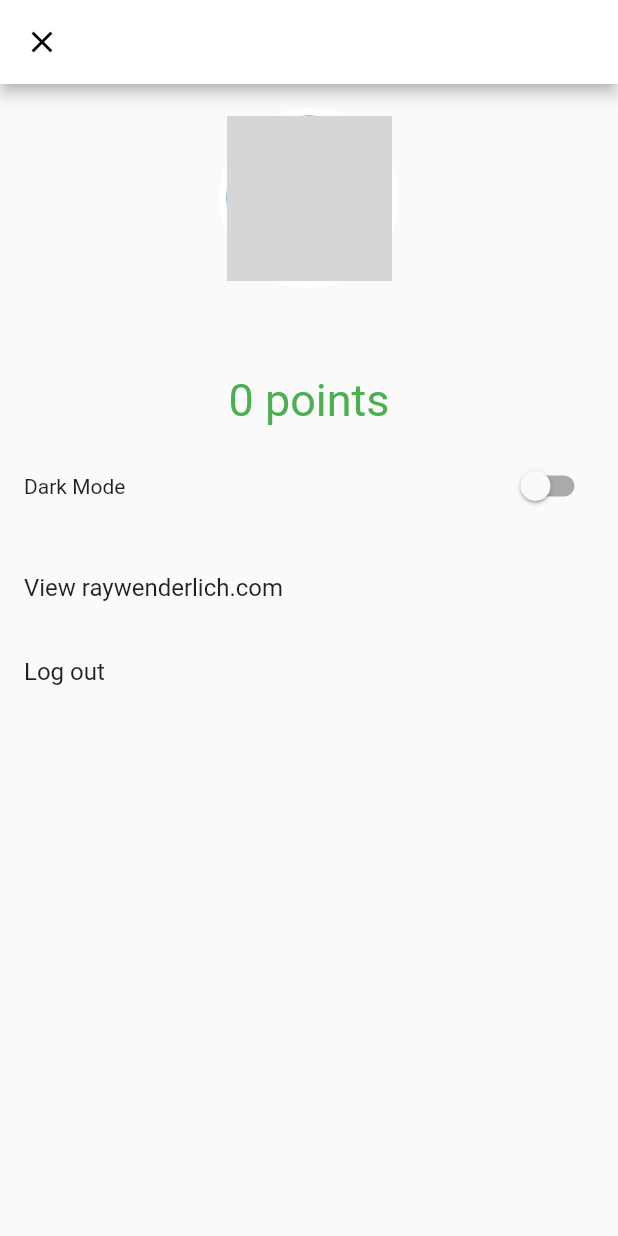
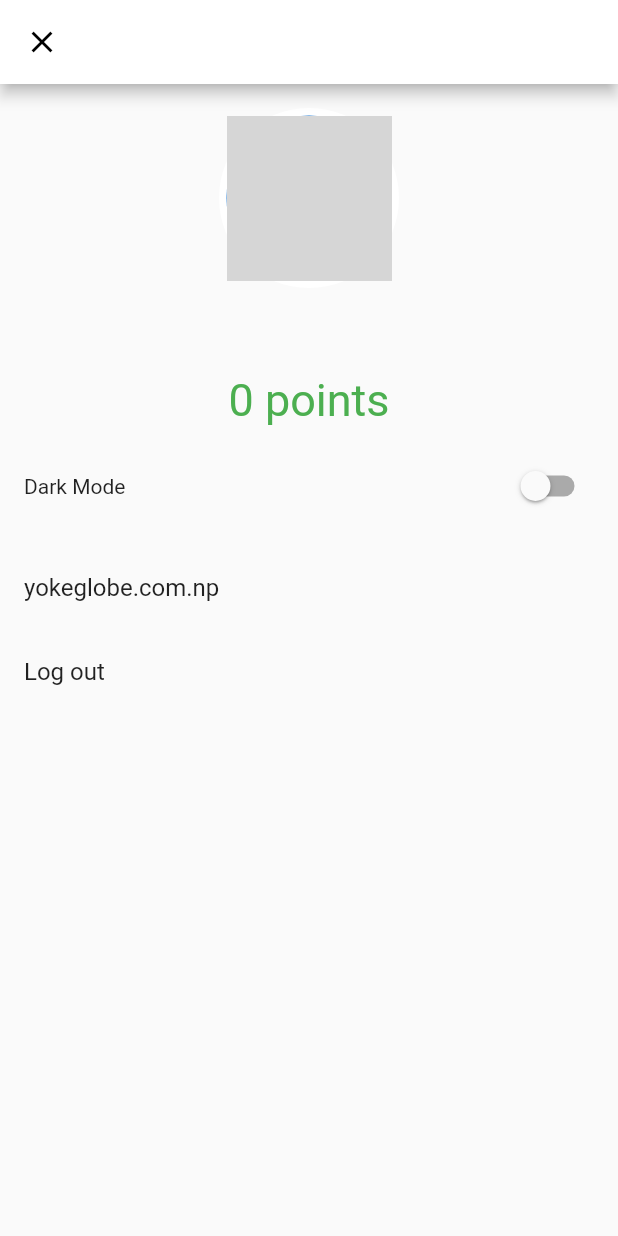
Before and after one commit to PremRai345/FoodRecipes, a Flutter app: the ProfileScreen screen opened directly with empty values, on a phone screen of 412 x 824 dp. Run offline on Flutter 3.47's test engine with Material 2 defaults, Android fonts, the phone set to English and light mode, and no system bars; our stand-ins replace flutter_colorpicker, google_fonts, smooth_page_indicator, webview_flutter; grey boxes are pictures that could not be loaded.

Commit message:
Update profile_screen.dart

```diff
--- a/food_recipes/lib/screens/profile_screen.dart
+++ b/food_recipes/lib/screens/profile_screen.dart
@@ -56,7 +56,7 @@ class _ProfileScreenState extends State<ProfileScreen> {
       children: [
         buildDarkModeRow(),
         ListTile(
-          title: const Text('View raywenderlich.com'),
+          title: const Text('yokeglobe.com.np'),
           onTap: () {
             Provider.of<ProfileManager>(context, listen: false)
                 .tapOnRaywenderlich(true);
```
